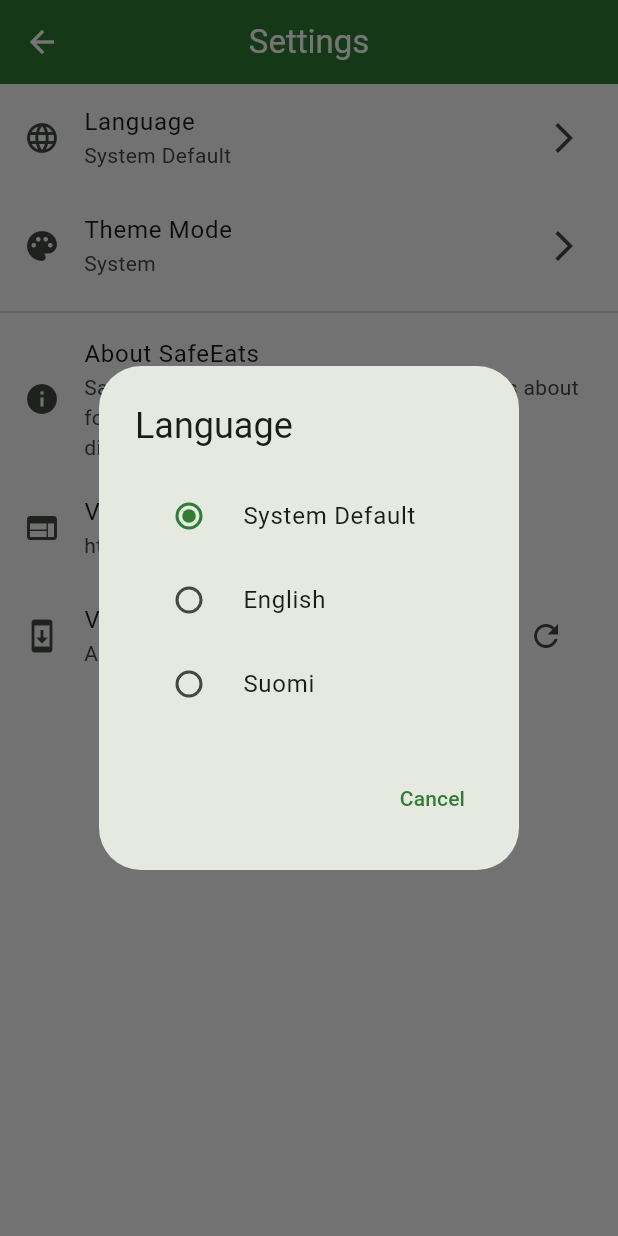
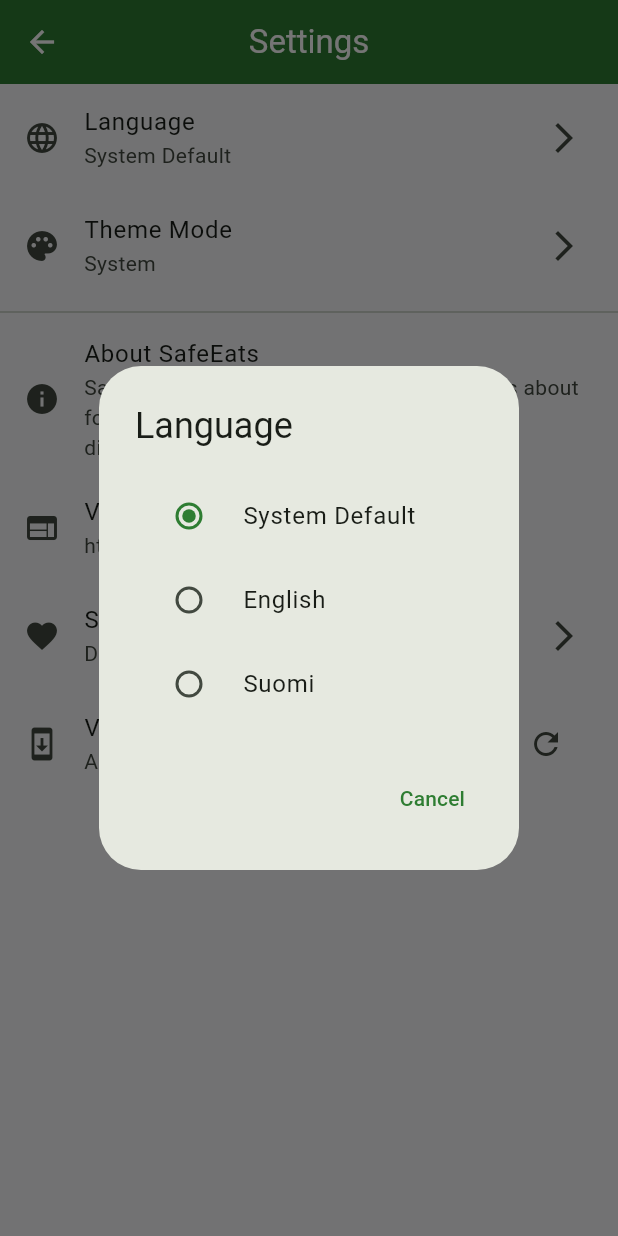
Before and after one commit to 0V3RR1DE0/SafeEats, a Flutter app: the SettingsScreen screen opened directly, after a tap on "Language", on a phone screen of 412 x 824 dp. Run offline on Flutter 3.47's test engine with Material 3 defaults, Android fonts, the light colour scheme and no system bars; our stand-ins replace package_info_plus, shared_preferences; missing offline and left inert: mobile_scanner; accounts and stored records are empty; generated files the repository leaves out were written again; network calls fail.

Commit message:
Update app to v1.0.0-beta+3 with dynamic language detection, fixed website URL, and donation button
- Updated pubspec.yaml version to 1.0.0-beta+3
- Enhanced LanguageService to dynamically detect available languages from l10n folder
- Fixed settings screen website URL to https://eats.netique.lol
- Added donation button in settings with 'coming soon' message
- Made language display names public method for reusability
- App version now displays dynamically from package info
- Supports future language additions by just adding .arb files

```diff
--- a/lib/screens/settings_screen.dart
+++ b/lib/screens/settings_screen.dart
@@ -94,10 +94,8 @@ class _SettingsScreenState extends State<SettingsScreen> {
     try {
       // Parse versions like "1.0.0-beta+1" or "1.0.0"
       final remoteParts = remoteVersion.split('-')[0].split('+')[0].split('.');
-      final currentParts = currentVersion
-          .split('-')[0]
-          .split('+')[0]
-          .split('.');
+      final currentParts =
+          currentVersion.split('-')[0].split('+')[0].split('.');
 
       for (int i = 0; i < 3; i++) {
         final remote =
@@ -145,16 +143,8 @@ class _SettingsScreenState extends State<SettingsScreen> {
   }
 
   String _getLanguageDisplayName(Locale locale, AppLocalizations l10n) {
-    switch (locale.languageCode) {
-      case 'en':
-        return 'English';
-      case 'fi':
-        return 'Suomi';
-      case 'es':
-        return 'Español';
-      default:
-        return locale.languageCode.toUpperCase();
-    }
+    final languageService = LanguageService();
+    return languageService.getLanguageDisplayName(locale);
   }
 
   String _getThemeModeDisplayName(ThemeMode themeMode, AppLocalizations l10n) {
@@ -216,22 +206,28 @@ class _SettingsScreenState extends State<SettingsScreen> {
           ListTile(
             leading: const Icon(Icons.web),
             title: Text(l10n.visitWebsite),
-            subtitle: const Text('https://safeeats.app'),
-            onTap: () => _launchUrl('https://safeeats.app'),
+            subtitle: const Text('https://eats.netique.lol'),
+            onTap: () => _launchUrl('https://eats.netique.lol'),
+          ),
+
+          ListTile(
+            leading: const Icon(Icons.favorite),
+            title: const Text('Support Development'),
+            subtitle: const Text('Donation options coming soon!'),
+            trailing: const Icon(Icons.arrow_forward_ios),
+            onTap: () => _showDonationDialog(),
           ),
 
           // Version Section
           ListTile(
             leading: const Icon(Icons.system_update),
             title: Text(l10n.version(_version)),
-            subtitle:
-                _checkingForUpdates
+            subtitle: _checkingForUpdates
                 ? Text(l10n.checkingForUpdates)
                 : _updateAvailable
                     ? Text(l10n.updateAvailable(_latestVersion ?? ''))
                     : Text(l10n.upToDate),
-            trailing:
-                _updateAvailable
+            trailing: _updateAvailable
                 ? TextButton(
                     onPressed: () => _showUpdateDialog(),
                     child: Text(l10n.update),
@@ -257,8 +253,7 @@ class _SettingsScreenState extends State<SettingsScreen> {
 
     showDialog(
       context: context,
-      builder:
-          (context) => AlertDialog(
+      builder: (context) => AlertDialog(
         title: Text(l10n.language),
         content: Column(
           mainAxisSize: MainAxisSize.min,
@@ -301,8 +296,7 @@ class _SettingsScreenState extends State<SettingsScreen> {
 
     showDialog(
       context: context,
-      builder:
-          (context) => AlertDialog(
+      builder: (context) => AlertDialog(
         title: Text(l10n.themeMode),
         content: Column(
           mainAxisSize: MainAxisSize.min,
@@ -351,8 +345,7 @@ class _SettingsScreenState extends State<SettingsScreen> {
 
     showDialog(
       context: context,
-      builder:
-          (context) => AlertDialog(
+      builder: (context) => AlertDialog(
         title: Text(l10n.newVersionAvailable(_latestVersion ?? '')),
         content: Column(
           mainAxisSize: MainAxisSize.min,
@@ -382,4 +375,42 @@ class _SettingsScreenState extends State<SettingsScreen> {
       ),
     );
   }
+
+  void _showDonationDialog() {
+    showDialog(
+      context: context,
+      builder: (context) => AlertDialog(
+        title: const Text('Support Development'),
+        content: const Column(
+          mainAxisSize: MainAxisSize.min,
+          crossAxisAlignment: CrossAxisAlignment.start,
+          children: [
+            Text('Thank you for considering supporting SafeEats development!'),
+            SizedBox(height: 16),
+            Text(
+                'Donation options are coming soon. We\'re working on setting up various ways for you to support the project.'),
+            SizedBox(height: 16),
+            Text('In the meantime, you can help by:'),
+            SizedBox(height: 8),
+            Text('• Starring the project on GitHub'),
+            Text('• Sharing SafeEats with friends'),
+            Text('• Reporting bugs and suggesting features'),
+          ],
+        ),
+        actions: [
+          TextButton(
+            onPressed: () => Navigator.of(context).pop(),
+            child: const Text('Close'),
+          ),
+          FilledButton(
+            onPressed: () {
+              Navigator.of(context).pop();
+              _launchUrl('https://github.com/0V3RR1DE0/SafeEats');
+            },
+            child: const Text('Visit GitHub'),
+          ),
+        ],
+      ),
+    );
   }
+}
--- a/lib/services/language_service.dart
+++ b/lib/services/language_service.dart
@@ -1,5 +1,8 @@
 import 'dart:async';
+import 'dart:convert';
+import 'dart:io';
 import 'package:flutter/material.dart';
+import 'package:flutter/services.dart';
 import 'package:shared_preferences/shared_preferences.dart';
 
 class LanguageService {
@@ -55,19 +58,100 @@ class LanguageService {
   }
 
   Future<List<Locale>> getSupportedLocales() async {
-    // Only return locales that have actual translations
-    return const [
-      Locale('en'), // English
-      Locale('fi'), // Finnish
-    ];
+    try {
+      // Get list of available .arb files from assets
+      final manifestContent = await rootBundle.loadString('AssetManifest.json');
+      final Map<String, dynamic> manifestMap =
+          json.decode(manifestContent) as Map<String, dynamic>;
+
+      final List<Locale> supportedLocales = [];
+
+      // Look for .arb files in the assets
+      for (String key in manifestMap.keys) {
+        if (key.startsWith('lib/l10n/app_') && key.endsWith('.arb')) {
+          // Extract language code from filename like "lib/l10n/app_en.arb"
+          final filename = key.split('/').last;
+          final languageCode = filename.substring(
+              4, filename.length - 4); // Remove "app_" and ".arb"
+
+          if (languageCode.isNotEmpty) {
+            supportedLocales.add(Locale(languageCode));
+          }
+        }
+      }
+
+      // Fallback to hardcoded list if dynamic detection fails
+      if (supportedLocales.isEmpty) {
+        return const [
+          Locale('en'), // English
+          Locale('fi'), // Finnish
+        ];
+      }
+
+      return supportedLocales;
+    } catch (e) {
+      // Fallback to hardcoded list if there's an error
+      return const [
+        Locale('en'), // English
+        Locale('fi'), // Finnish
+      ];
+    }
   }
 
   Future<Map<Locale, String>> getLanguageMap() async {
-    // Return a map of locales to their display names
-    return {
-      const Locale('en'): 'English',
-      const Locale('fi'): 'Suomi',
-    };
+    final supportedLocales = await getSupportedLocales();
+    final Map<Locale, String> languageMap = {};
+
+    for (final locale in supportedLocales) {
+      languageMap[locale] = getLanguageDisplayName(locale);
+    }
+
+    return languageMap;
+  }
+
+  String getLanguageDisplayName(Locale locale) {
+    switch (locale.languageCode) {
+      case 'en':
+        return 'English';
+      case 'fi':
+        return 'Suomi';
+      case 'es':
+        return 'Español';
+      case 'fr':
+        return 'Français';
+      case 'de':
+        return 'Deutsch';
+      case 'it':
+        return 'Italiano';
+      case 'pt':
+        return 'Português';
+      case 'ru':
+        return 'Русский';
+      case 'ja':
+        return '日本語';
+      case 'ko':
+        return '한국어';
+      case 'zh':
+        return '中文';
+      case 'ar':
+        return 'العربية';
+      case 'hi':
+        return 'हिन्दी';
+      case 'tr':
+        return 'Türkçe';
+      case 'pl':
+        return 'Polski';
+      case 'nl':
+        return 'Nederlands';
+      case 'sv':
+        return 'Svenska';
+      case 'da':
+        return 'Dansk';
+      case 'no':
+        return 'Norsk';
+      default:
+        return locale.languageCode.toUpperCase();
+    }
   }
 
   void dispose() {
--- a/pubspec.yaml
+++ b/pubspec.yaml
@@ -1,6 +1,6 @@
 name: safeeats
 description: Food safety app using Material Design 3
-version: 1.0.0-beta+2
+version: 1.0.0-beta+3
 publish_to: 'none'
 
 environment:
```
Lines whose indentation alone changed are shown as unchanged.
